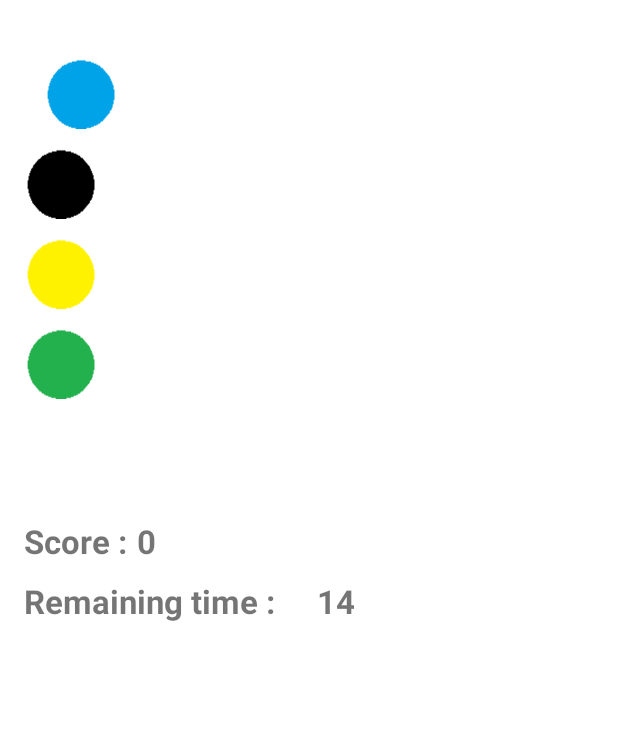
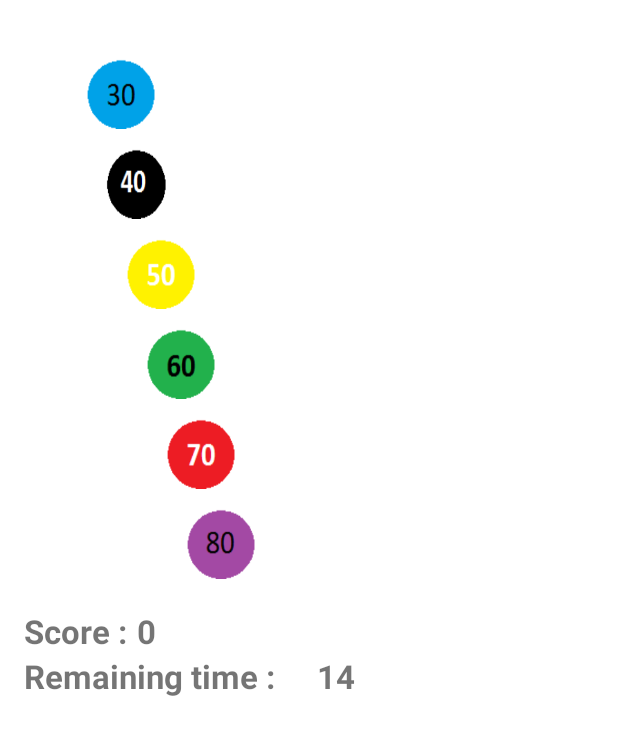
Before and after one commit to nyoany/games, an Android app: the screen it shows after launch (MainActivity), after a tap on "PLAY", on a phone screen of 412 x 824 dp. Shown: the top 735 px of the screen. Run offline under Robolectric (Android 15) with nearby library versions, the phone set to English and light mode, and no system bars.

Commit message:
update score, numbers on images

```diff
--- a/MovingSquares/app/src/main/java/l00lgamescommunity/movingsquares/MainActivity.java
+++ b/MovingSquares/app/src/main/java/l00lgamescommunity/movingsquares/MainActivity.java
@@ -14,14 +14,18 @@ import android.widget.RelativeLayout;
 import android.widget.TextView;
 import android.widget.Toast;
 
+import java.util.Random;
+
 public class MainActivity extends Activity {
 
     static int score = 0;
     static boolean running = false;
     static float bluePos = 0;
-    static int blackPos = 0;
-    static int yellowPos = 0;
-    static int greenPos = 0;
+    static float blackPos = 0;
+    static float yellowPos = 0;
+    static float greenPos = 0;
+    static float redPos = 0;
+    static float purplePos = 0;
 
     @Override
     protected void onCreate(Bundle savedInstanceState) {
@@ -64,6 +68,9 @@ public class MainActivity extends Activity {
                         if(running) {
                             blueImage.setVisibility(View.INVISIBLE);
                             bluePos = 0;
+                            Random rand = new Random();
+                            int n = rand.nextInt(200) + 20;
+                            bluePos = bluePos + n;
                             blueImage.setX(bluePos);
                             blueImage.setVisibility(View.VISIBLE);
                             score = score + 20;
@@ -87,9 +94,14 @@ public class MainActivity extends Activity {
 
                     case MotionEvent.ACTION_UP:
                         if(running) {
-
                                 blackImage.setVisibility(View.INVISIBLE);
-                                score = score + 20;
+                                blackPos = 0;
+                                Random rand = new Random();
+                                int n = rand.nextInt(200) + 20;
+                                blackPos = blackPos + n;
+                                blackImage.setX(blackPos);
+                                blackImage.setVisibility(View.VISIBLE);
+                                score = score + 40;
                                 updateScore();
                                 break;
                         }
@@ -111,7 +123,13 @@ public class MainActivity extends Activity {
                     case MotionEvent.ACTION_UP:
                         if(running) {
                             yellowImage.setVisibility(View.INVISIBLE);
-                            score = score + 20;
+                            yellowPos = 0;
+                            Random rand = new Random();
+                            int n = rand.nextInt(200) + 20;
+                            yellowPos = yellowPos + n;
+                            yellowImage.setX(yellowPos);
+                            yellowImage.setVisibility(View.VISIBLE);
+                            score = score + 80;
                             updateScore();
                             break;
                         }
@@ -133,7 +151,69 @@ public class MainActivity extends Activity {
                     case MotionEvent.ACTION_UP:
                         if(running) {
                             greenImage.setVisibility(View.INVISIBLE);
-                            score = score + 20;
+                            greenPos = 0;
+                            Random rand = new Random();
+                            int n = rand.nextInt(200) + 20;
+                            greenPos = greenPos + n;
+                            greenImage.setX(greenPos);
+                            greenImage.setVisibility(View.VISIBLE);
+                            score = score + 120;
+                            updateScore();
+                            break;
+                        }
+                }
+                return true;
+            }
+        });
+
+        final ImageView redImage = (ImageView) findViewById(R.id.red);
+        redImage.setOnTouchListener(new View.OnTouchListener() {
+            @Override
+            public boolean onTouch(View v, MotionEvent event) {
+                int eventAction = event.getAction();
+
+                switch (eventAction) {
+
+                    case MotionEvent.ACTION_DOWN:
+
+                    case MotionEvent.ACTION_UP:
+                        if(running) {
+                            redImage.setVisibility(View.INVISIBLE);
+                            redPos = 0;
+                            Random rand = new Random();
+                            int n = rand.nextInt(200) + 20;
+                            redPos = redPos + n;
+                            redImage.setX(redPos);
+                            redImage.setVisibility(View.VISIBLE);
+                            score = score + 160;
+                            updateScore();
+                            break;
+                        }
+                }
+                return true;
+            }
+        });
+
+        final ImageView purpleImage = (ImageView) findViewById(R.id.purple);
+        purpleImage.setOnTouchListener(new View.OnTouchListener() {
+            @Override
+            public boolean onTouch(View v, MotionEvent event) {
+                int eventAction = event.getAction();
+
+                switch (eventAction) {
+
+                    case MotionEvent.ACTION_DOWN:
+
+                    case MotionEvent.ACTION_UP:
+                        if(running) {
+                            purpleImage.setVisibility(View.INVISIBLE);
+                            purplePos = 0;
+                            Random rand = new Random();
+                            int n = rand.nextInt(200) + 20;
+                            purplePos = purplePos + n;
+                            purpleImage.setX(purplePos);
+                            purpleImage.setVisibility(View.VISIBLE);
+                            score = score + 220;
                             updateScore();
                             break;
                         }
@@ -185,7 +265,81 @@ public class MainActivity extends Activity {
     private void moveImages()
     {
         ImageView blueImage = (ImageView) findViewById(R.id.blue);
-        bluePos = blueImage.getX() + 10;
+
+        if(blueImage.getX() >= 350)
+        {
+            bluePos = 30;
+
+        }
+        else
+        {
+            bluePos = blueImage.getX() + 30;
+        }
         blueImage.setX(bluePos);
+
+        ImageView blackImage = (ImageView) findViewById(R.id.black);
+
+        if(blackImage.getX() >= 350)
+        {
+            blackPos = 40;
+
+        }
+        else
+        {
+            blackPos = blackImage.getX() + 40;
+        }
+        blackImage.setX(blackPos);
+
+        ImageView yellowImage = (ImageView) findViewById(R.id.yellow);
+
+        if(yellowImage.getX() >= 350)
+        {
+            yellowPos = 50;
+
+        }
+        else
+        {
+            yellowPos = yellowImage.getX() + 50;
+        }
+        yellowImage.setX(yellowPos);
+
+
+        ImageView greenImage = (ImageView) findViewById(R.id.green);
+
+        if(greenImage.getX() >= 350)
+        {
+            greenPos = 60;
+
+        }
+        else
+        {
+            greenPos = greenImage.getX() + 60;
+        }
+        greenImage.setX(greenPos);
+
+        ImageView redImage = (ImageView) findViewById(R.id.red);
+
+        if(redImage.getX() >= 350)
+        {
+            redPos = 70;
+
+        }
+        else
+        {
+            redPos = redImage.getX() + 70;
+        }
+        redImage.setX(redPos);
+
+        ImageView purpleImage = (ImageView) findViewById(R.id.purple);
+        if(purpleImage.getX() >= 350)
+        {
+            purplePos = 80;
+
+        }
+        else
+        {
+            purplePos = purpleImage.getX() + 80;
+        }
+        purpleImage.setX(purplePos);
     }
 }
--- a/MovingSquares/app/src/main/res/layout/activity_main.xml
+++ b/MovingSquares/app/src/main/res/layout/activity_main.xml
@@ -20,40 +20,63 @@
             android:background="@drawable/blue" />
     </LinearLayout>
     <LinearLayout
-        android:layout_width="50dp"
+        android:layout_width="match_parent"
         android:layout_height="50dp"
         android:layout_marginTop="80dp">
         <ImageView
             android:id="@+id/black"
-            android:layout_width="match_parent"
+            android:layout_width="50dp"
             android:layout_height="match_parent"
             android:background="@drawable/black" />
     </LinearLayout>
     <LinearLayout
-        android:layout_width="50dp"
+        android:layout_width="match_parent"
         android:layout_height="50dp"
         android:layout_marginTop="140dp">
         <ImageView
             android:id="@+id/yellow"
-            android:layout_width="match_parent"
+            android:layout_width="50dp"
             android:layout_height="match_parent"
             android:background="@drawable/yellow" />
     </LinearLayout>
     <LinearLayout
-        android:layout_width="50dp"
+        android:layout_width="match_parent"
         android:layout_height="50dp"
         android:layout_marginTop="200dp">
         <ImageView
             android:id="@+id/green"
-            android:layout_width="match_parent"
+            android:layout_width="50dp"
             android:layout_height="match_parent"
             android:background="@drawable/green" />
     </LinearLayout>
 
+    <LinearLayout
+        android:layout_width="match_parent"
+        android:layout_height="50dp"
+        android:layout_marginTop="260dp">
+        <ImageView
+            android:id="@+id/red"
+            android:layout_width="50dp"
+            android:layout_height="match_parent"
+            android:background="@drawable/red" />
+    </LinearLayout>
+    <LinearLayout
+        android:layout_width="match_parent"
+        android:layout_height="50dp"
+        android:layout_marginTop="320dp">
+        <ImageView
+            android:id="@+id/purple"
+            android:layout_width="50dp"
+            android:layout_height="match_parent"
+            android:background="@drawable/purple2"
+            />
+    </LinearLayout>
+
+
     <TextView
         android:layout_width="match_parent"
         android:layout_height="40dp"
-        android:layout_marginTop="330dp"
+        android:layout_marginTop="390dp"
         android:textStyle="bold"
         android:textSize="22dp"
         android:text="@string/score"/>
@@ -61,7 +84,7 @@
         android:id="@+id/scoreId"
         android:layout_width="match_parent"
         android:layout_height="40dp"
-        android:layout_marginTop="330dp"
+        android:layout_marginTop="390dp"
         android:layout_marginLeft="75dp"
         android:textStyle="bold"
         android:textSize="22dp" />
@@ -69,7 +92,7 @@
     <TextView
         android:layout_width="match_parent"
         android:layout_height="40dp"
-        android:layout_marginTop="370dp"
+        android:layout_marginTop="420dp"
         android:textStyle="bold"
         android:textSize="22dp"
         android:text="@string/time"/>
@@ -77,7 +100,7 @@
         android:id="@+id/timerId"
         android:layout_width="match_parent"
         android:layout_height="40dp"
-        android:layout_marginTop="370dp"
+        android:layout_marginTop="420dp"
         android:layout_marginLeft="195dp"
         android:textStyle="bold"
         android:textSize="22dp" />
```
Also changed, not shown: MovingSquares/app/src/main/res/drawable/black.png, MovingSquares/app/src/main/res/drawable/blue.png, MovingSquares/app/src/main/res/drawable/green.png, MovingSquares/app/src/main/res/drawable/purple2.png, MovingSquares/app/src/main/res/drawable/red.png, MovingSquares/app/src/main/res/drawable/yellow.png.
